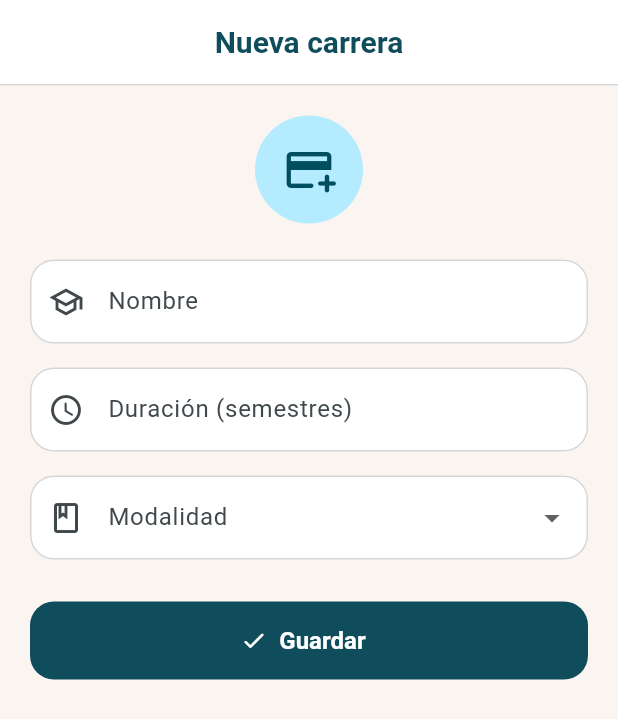
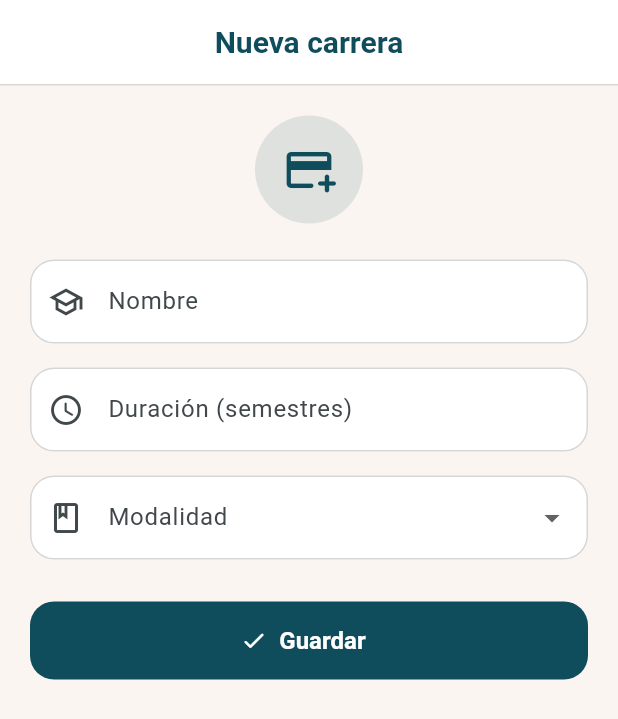
Before and after one commit to Diana-Itzel-G/practica-flutter-springboot, a Flutter app: the FormScreen screen opened by its route, on a phone screen of 412 x 824 dp. Shown: the top 719 px of the screen. Run offline on Flutter 3.47's test engine with Material 3 defaults, Android fonts, the phone set to English and light mode, and no system bars; our stand-ins replace dio, go_router; network calls fail.

Commit message:
Formulario y diálogo de eliminar en estilo plano

```diff
--- a/app_itzel/lib/presentation/screens/form_screen.dart
+++ b/app_itzel/lib/presentation/screens/form_screen.dart
@@ -84,11 +84,11 @@ class _FormScreenState extends State<FormScreen> {
             Center(
               child: CircleAvatar(
                 radius: 36,
-                backgroundColor: scheme.primaryContainer,
+                backgroundColor: scheme.primary.withValues(alpha: 0.12),
                 child: Icon(
                     editando ? Icons.edit_note_rounded : Icons.add_card_rounded,
                     size: 36,
-                    color: scheme.onPrimaryContainer),
+                    color: scheme.primary),
               ),
             ),
             const SizedBox(height: 24),
--- a/app_itzel/lib/presentation/widgets/confirmar_eliminar.dart
+++ b/app_itzel/lib/presentation/widgets/confirmar_eliminar.dart
@@ -26,6 +26,7 @@ Future<bool> confirmarEliminar(
         ),
         FilledButton(
           style: FilledButton.styleFrom(
+            elevation: 0,
             backgroundColor: scheme.error,
             minimumSize: const Size(120, 44),
           ),
```
